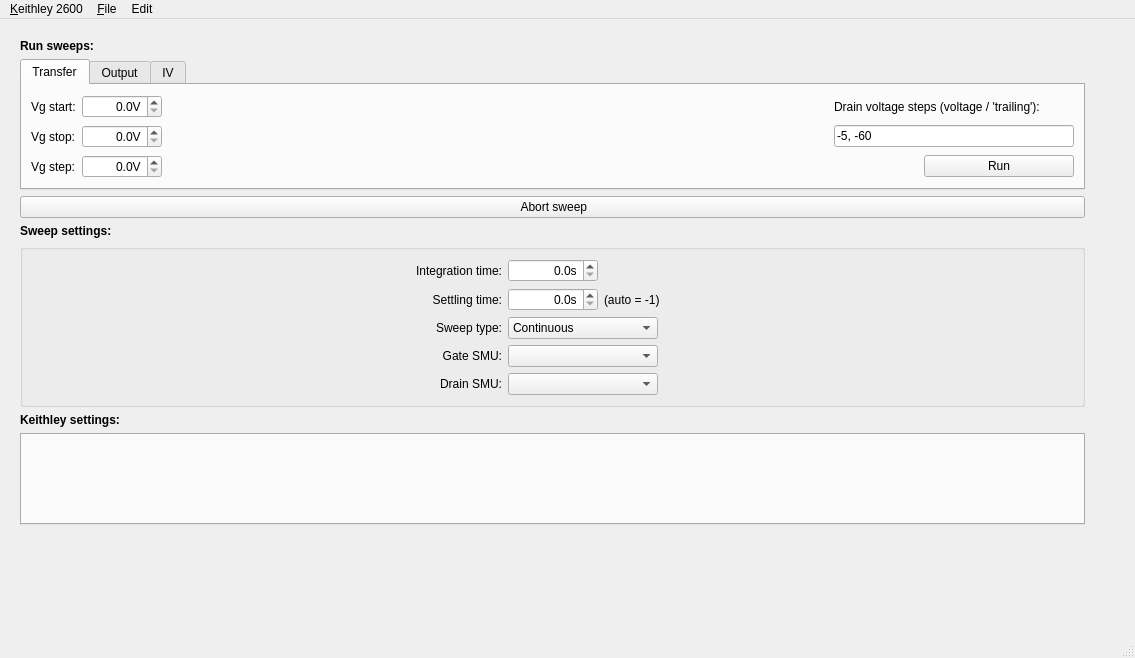
Above: keithleygui/main.ui from OE-FET/keithleygui before the change. Below: the same form after it.
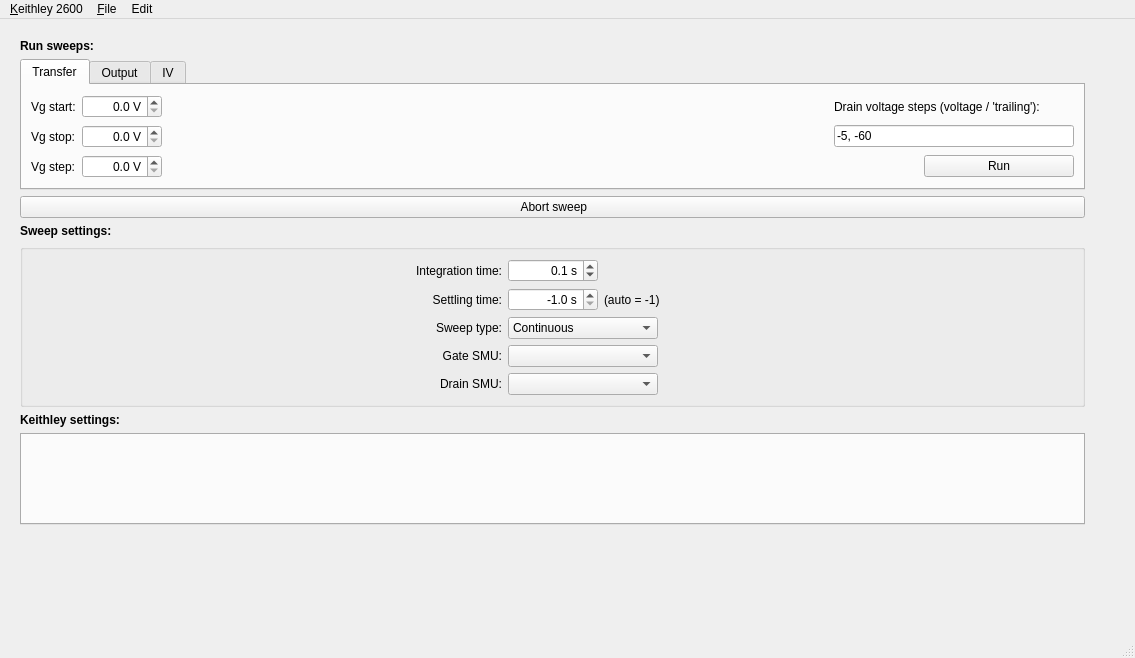
That is the form after the change. The open tabs and pages were chosen to show the change. Custom widgets are drawn as their Qt base class.

The edit to the form file:
```diff
--- a/keithleygui/main.ui
+++ b/keithleygui/main.ui
@@ -156,11 +156,17 @@
             <set>Qt::AlignRight|Qt::AlignTrailing|Qt::AlignVCenter</set>
            </property>
            <property name="suffix">
-            <string>s</string>
+            <string> s</string>
            </property>
            <property name="decimals">
             <number>1</number>
            </property>
+           <property name="singleStep">
+            <double>0.010000000000000</double>
+           </property>
+           <property name="value">
+            <double>0.100000000000000</double>
+           </property>
           </widget>
          </item>
          <item row="1" column="2">
@@ -181,11 +187,20 @@
             <set>Qt::AlignRight|Qt::AlignTrailing|Qt::AlignVCenter</set>
            </property>
            <property name="suffix">
-            <string>s</string>
+            <string> s</string>
            </property>
            <property name="decimals">
             <number>1</number>
            </property>
+           <property name="minimum">
+            <double>-1.000000000000000</double>
+           </property>
+           <property name="singleStep">
+            <double>0.100000000000000</double>
+           </property>
+           <property name="value">
+            <double>-1.000000000000000</double>
+           </property>
           </widget>
          </item>
         </layout>
@@ -262,9 +277,6 @@
             <property name="leftMargin">
              <number>0</number>
             </property>
-            <property name="horizontalSpacing">
-             <number>-1</number>
-            </property>
             <property name="verticalSpacing">
              <number>7</number>
             </property>
@@ -285,7 +297,7 @@
               </property>
               <property name="maximumSize">
                <size>
-                <width>80</width>
+                <width>90</width>
                 <height>16777215</height>
                </size>
               </property>
@@ -293,7 +305,7 @@
                <set>Qt::AlignRight|Qt::AlignTrailing|Qt::AlignVCenter</set>
               </property>
               <property name="suffix">
-               <string>V</string>
+               <string> V</string>
               </property>
               <property name="decimals">
                <number>1</number>
@@ -337,7 +349,7 @@
               </property>
               <property name="maximumSize">
                <size>
-                <width>80</width>
+                <width>90</width>
                 <height>16777215</height>
                </size>
               </property>
@@ -345,7 +357,7 @@
                <set>Qt::AlignRight|Qt::AlignTrailing|Qt::AlignVCenter</set>
               </property>
               <property name="suffix">
-               <string>V</string>
+               <string> V</string>
               </property>
               <property name="decimals">
                <number>1</number>
@@ -362,7 +374,7 @@
               </property>
               <property name="maximumSize">
                <size>
-                <width>80</width>
+                <width>90</width>
                 <height>16777215</height>
                </size>
               </property>
@@ -370,7 +382,7 @@
                <set>Qt::AlignRight|Qt::AlignTrailing|Qt::AlignVCenter</set>
               </property>
               <property name="suffix">
-               <string>V</string>
+               <string> V</string>
               </property>
               <property name="decimals">
                <number>1</number>
```
Left out of the diff: 26 changed lines with no effect on the pictures.
